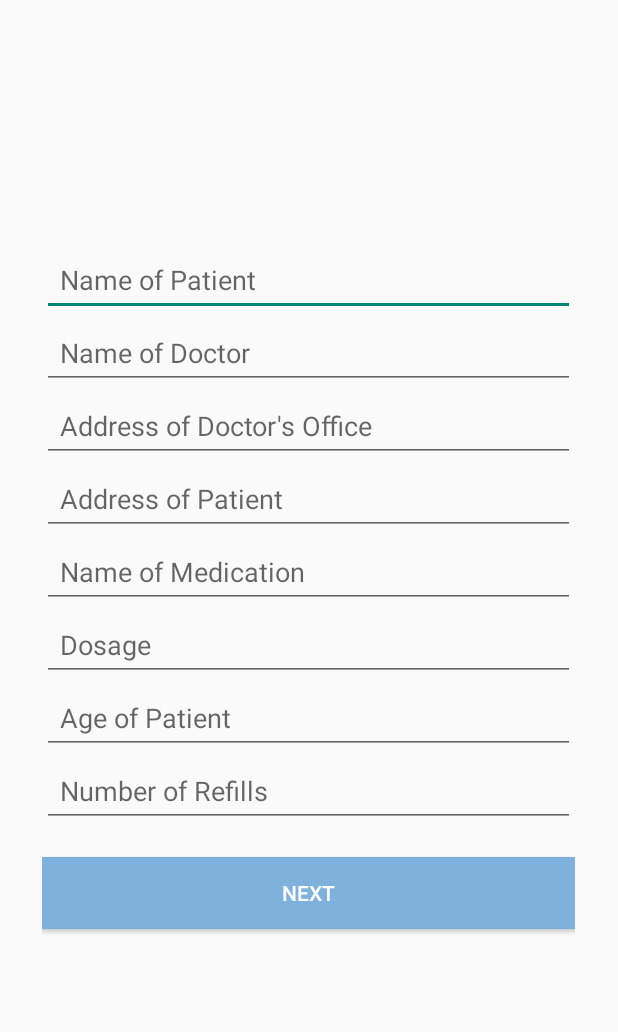
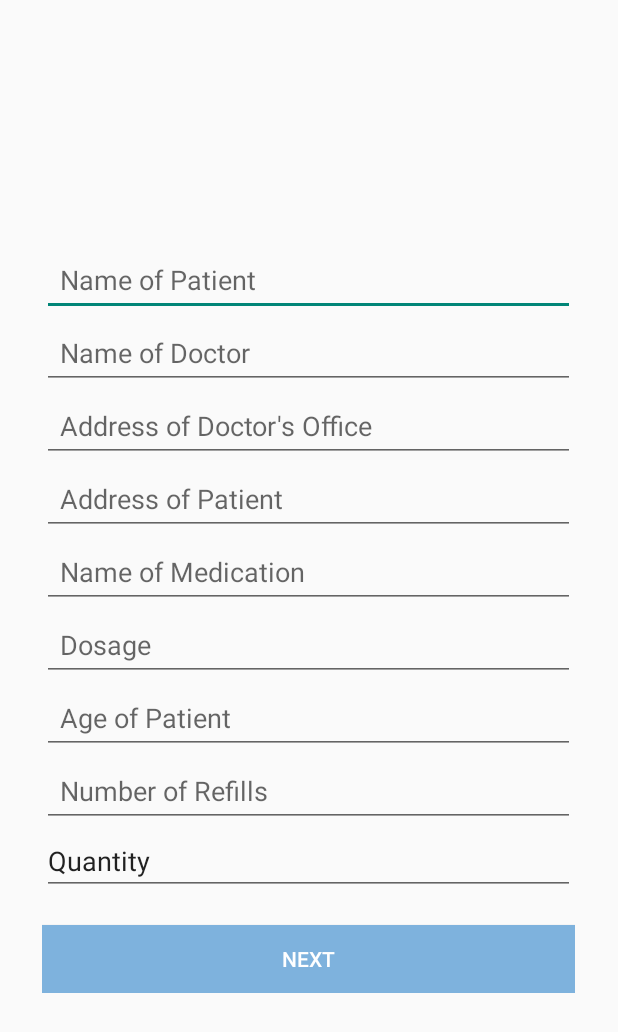
Before and after one commit to IndLaw/Medication_BoxV2, an Android app: the layout activity_perscription_enter.xml on its own in the app's theme, with its tools: preview values and no code run, on a phone screen of 412 x 824 dp. Shown: the top 1032 px of the screen. Run offline under Robolectric (Android 15) with nearby library versions, the phone set to English and light mode, and no system bars.

Commit message:
added quantity

```diff
--- a/app/src/main/java/com/example/medicationbox/LoginActivity.java
+++ b/app/src/main/java/com/example/medicationbox/LoginActivity.java
@@ -187,8 +187,6 @@ public class LoginActivity extends AppCompatActivity {
         alertDialog.show();
     }
 
-
-
     private void showDialog() {
         if (!pDialog.isShowing())
             pDialog.show();
--- a/app/src/main/java/com/example/medicationbox/PerscriptionView.java
+++ b/app/src/main/java/com/example/medicationbox/PerscriptionView.java
@@ -19,6 +19,7 @@ public class PerscriptionView extends AppCompatActivity {
     private EditText numrefills;
     private EditText medicationname;
     private EditText dosedescription;
+    private EditText quantity;
 
     @Override
     protected void onCreate(@Nullable Bundle savedInstanceState) {
@@ -34,6 +35,7 @@ public class PerscriptionView extends AppCompatActivity {
         numrefills = findViewById(R.id.refillnum);
         medicationname = findViewById(R.id.medsname);
         dosedescription = findViewById(R.id.perscripdose);
+        quantity = findViewById(R.id.perquantity);
 
         perscriptionNext.setOnClickListener(new View.OnClickListener() {
             @Override
@@ -48,8 +50,9 @@ public class PerscriptionView extends AppCompatActivity {
                 String rNum1 = numrefills.getText().toString();
                 int rNum = Integer.parseInt(rNum1);
                 String pdose = dosedescription.getText().toString();
+                String pquantity = quantity.getText().toString();
 
-                Perscription perscrip = new Perscription(dName, pName, pAge, dAddress, pAddress, mName, rNum, pdose);
+                Perscription perscrip = new Perscription(dName, pName, pAge, dAddress, pAddress, mName, rNum, pdose, pquantity);
             }
         });
     }
--- a/app/src/main/res/layout/activity_perscription_enter.xml
+++ b/app/src/main/res/layout/activity_perscription_enter.xml
@@ -84,6 +84,14 @@
             android:inputType="number"
             android:hint="Number of Refills" />
 
+        <EditText
+            android:id="@+id/perquantity"
+            android:layout_width="match_parent"
+            android:layout_height="wrap_content"
+            android:ems="10"
+            android:inputType="textPersonName"
+            android:text="Quantity" />
+
         <Button
             android:id="@+id/nextperscription"
             android:layout_width="match_parent"
```
Also changed, not shown: app/src/main/java/com/example/medicationbox/Perscription.java (+7 -1 lines).
